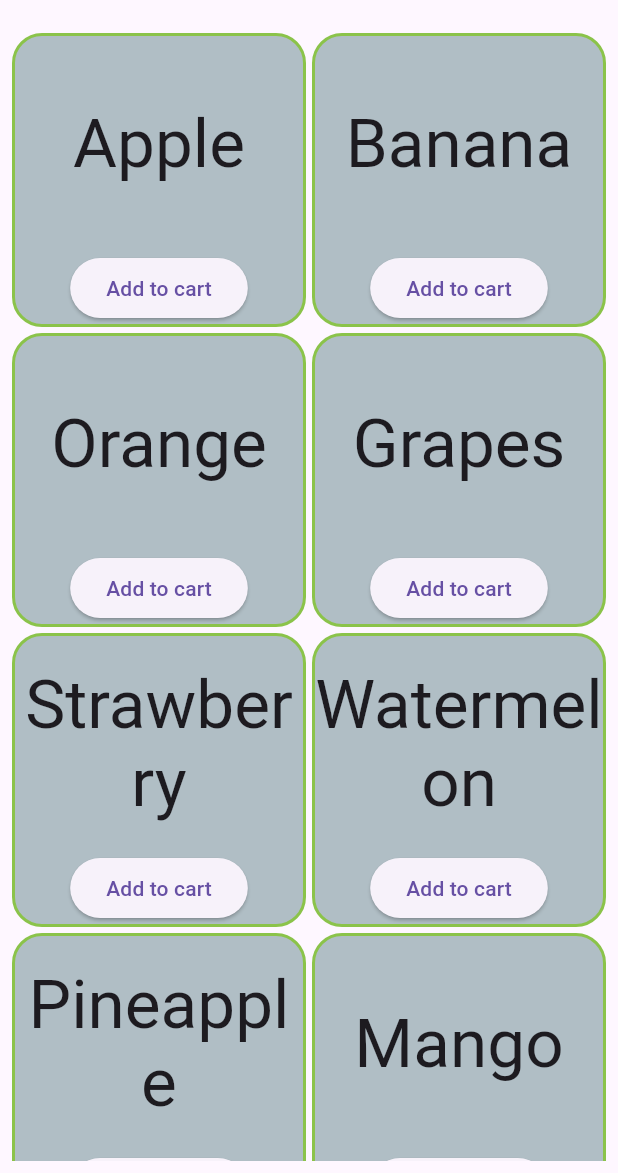
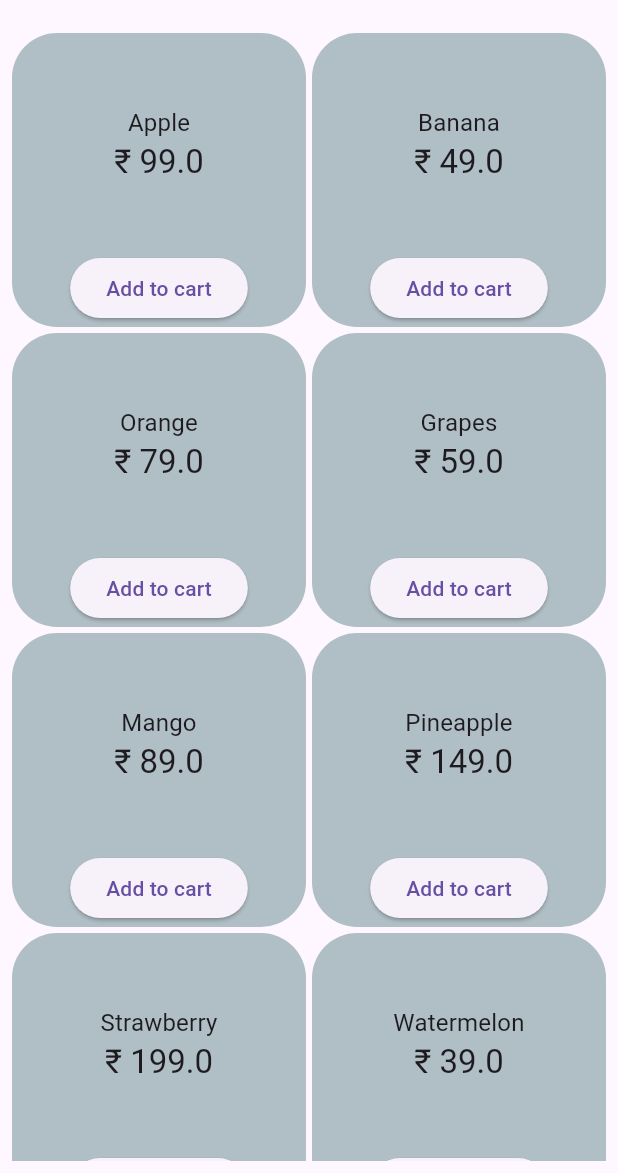
Before and after one commit to MudeNalinNaik/my_cart, a Flutter app: the screen it shows after launch, on a phone screen of 412 x 824 dp, the part 63-1236 px from its top. Run offline on Flutter 3.47's test engine with Material 3 defaults, Android fonts, the phone set to English and light mode, and no system bars; missing offline and left inert: dart:js.

Commit message:
cart item quantity added

```diff
--- /dev/null
+++ b/lib/model/list_model.dart
@@ -0,0 +1,8 @@
+class ListModel{
+  final String name;
+  final double price;
+   int quantity;
+
+  ListModel({required this.name, required this.price, required this.quantity});
+
+}
--- a/lib/screens/home_screen/home_screen.dart
+++ b/lib/screens/home_screen/home_screen.dart
@@ -1,7 +1,7 @@
-import 'package:flutter/cupertino.dart';
 import 'package:flutter/material.dart';
-import 'package:flutter/widgets.dart';
+import 'package:my_cart/model/list_model.dart';
 import 'package:my_cart/screens/cart_screen.dart';
+import 'package:my_cart/utilities/common_list.dart';
 
 class HomeScreen extends StatefulWidget {
   const HomeScreen({Key? key}) : super(key: key);
@@ -11,40 +11,7 @@ class HomeScreen extends StatefulWidget {
 }
 
 class _HomeScreenState extends State<HomeScreen> {
-  List<String> names = [
-    'Apple',
-    'Banana',
-    'Orange',
-    'Grapes',
-    'Strawberry',
-    'Watermelon',
-    'Pineapple',
-    'Mango',
-    'Kiwi',
-    'Peach',
-    'Stripes',
-    'Polka Dots',
-    'Floral',
-    'Geometric',
-    'Abstract',
-    'Animal Print',
-    'Tie-Dye',
-    'Ombre',
-    'Plaid',
-    'Checkered',
-    'Milk',
-    'Eggs',
-    'Bread',
-    'Butter',
-    'Cheese',
-    'Yogurt',
-    'Cereal',
-    'Rice',
-    'Pasta',
-    'Flour',
-  ];
-
-  List<String> cartItems = [];
+  List<ListModel> cartItems = [];
 
   @override
   Widget build(BuildContext context) {
@@ -62,12 +29,15 @@ class _HomeScreenState extends State<HomeScreen> {
                          fontWeight: FontWeight.bold ),),
                     IconButton(
                       icon: const Icon(Icons.shopping_cart),
-                      onPressed: () {
-                        Navigator.of(context).push(MaterialPageRoute(
+                      onPressed: () async{
+                        cartItems = await Navigator.of(context).push(MaterialPageRoute(
                           builder: (BuildContext context) => CartScreen(
                             cartItems: cartItems,
                           ),
                         ));
+                        setState(() {
+
+                        });
                       },
                     ),
                   ],
@@ -80,7 +50,7 @@ class _HomeScreenState extends State<HomeScreen> {
       body: Padding(
         padding: const EdgeInsets.all(8.0),
         child: GridView.builder(
-          itemCount: names.length,
+          itemCount: ComList.names.length,
           gridDelegate: const SliverGridDelegateWithFixedCrossAxisCount(
             crossAxisCount: 2,
             crossAxisSpacing: 4.0,
@@ -91,32 +61,44 @@ class _HomeScreenState extends State<HomeScreen> {
               decoration: BoxDecoration(
                 color: Colors.blueGrey.shade200,
                 border: Border.all(width: 2,
-                  color: cartItems.contains(names[index])
-                      ? Colors.purple :Colors.lightGreen,
+                  color: cartItems.contains(ComList.names[index])
+                      ? Colors.purple
+                      : Colors.transparent,
                 ),
-                borderRadius: const BorderRadius.all(Radius.circular(20)),
+                borderRadius: const BorderRadius.all(Radius.circular(30)),
               ),
               child: Column(
                 children: [
                   Expanded(
-                    child: Center(
-                      child: Text(
-                        names[index],
-                        textAlign: TextAlign.center,
-                        style: Theme.of(context).textTheme.displayMedium
-                            ?.copyWith(fontWeight: cartItems.contains(names[index])
-                            ? FontWeight.bold : FontWeight.normal),
-                      ),
+                    child: Column(
+                      mainAxisAlignment: MainAxisAlignment.center,
+                      crossAxisAlignment: CrossAxisAlignment.center,
+                      children: [
+                        Text(
+                          ComList.names[index].name,
+                          textAlign: TextAlign.center,
+                          style: Theme.of(context).textTheme.titleMedium
+                              ?.copyWith(fontWeight: cartItems.contains(ComList.names[index])
+                              ? FontWeight.bold : FontWeight.normal),
+                        ),
+                        Text(
+                          "₹ ${ComList.names[index].price}",
+                          textAlign: TextAlign.center,
+                          style: Theme.of(context).textTheme.titleLarge
+                              ?.copyWith(fontWeight: cartItems.contains(ComList.names[index])
+                              ? FontWeight.bold : FontWeight.normal),
+                        ),
+                      ],
                     ),
                   ),
                   ElevatedButton(
                     onPressed: () {
-                      cartItems.contains(names[index])
-                          ? cartItems.remove(names[index])
-                          : cartItems.contains(names[index]);
+                      cartItems.contains(ComList.names[index])
+                          ? cartItems.remove(ComList.names[index])
+                          : cartItems.add(ComList.names[index]);
                       setState(() {});
                     },
-                    child: cartItems.contains(names[index])
+                    child: cartItems.contains(ComList.names[index])
                         ? const Text('Remove from cart')
                         : const Text('Add to cart'),
                   ),
--- /dev/null
+++ b/lib/utilities/common_list.dart
@@ -0,0 +1,54 @@
+import 'package:my_cart/model/list_model.dart';
+
+class ComList{
+
+  static List<ListModel> names = [
+    ListModel(name: 'Apple', price: 99, quantity: 1),
+    ListModel(name: 'Banana', price: 49, quantity: 1),
+    ListModel(name: 'Orange', price: 79, quantity: 1),
+    ListModel(name: 'Grapes', price: 59, quantity: 1),
+    ListModel(name: 'Mango', price: 89, quantity: 1),
+    ListModel(name: 'Pineapple', price: 149, quantity: 1),
+    ListModel(name: 'Strawberry', price: 199, quantity: 1),
+    ListModel(name: 'Watermelon', price: 39, quantity: 1),
+    ListModel(name: 'Blueberry', price: 229, quantity: 1),
+    ListModel(name: 'Peach', price: 109, quantity: 1),
+    ListModel(name: 'Pear', price: 69, quantity: 1),
+    ListModel(name: 'Cherry', price: 259, quantity: 1),
+    ListModel(name: 'Kiwi', price: 149, quantity: 1),
+    ListModel(name: 'Papaya', price: 99, quantity: 1),
+    ListModel(name: 'Lemon', price: 29, quantity: 1),
+    ListModel(name: 'Avocado', price: 189, quantity: 1),
+    ListModel(name: 'Pomegranate', price: 119, quantity: 1),
+    ListModel(name: 'Lychee', price: 149, quantity: 1),
+    ListModel(name: 'Plum', price: 79, quantity: 1),
+    ListModel(name: 'Apricot', price: 99, quantity: 1),
+    ListModel(name: 'Blackberry', price: 299, quantity: 1),
+    ListModel(name: 'Raspberry', price: 279, quantity: 1),
+    ListModel(name: 'Cantaloupe', price: 49, quantity: 1),
+    ListModel(name: 'Coconut', price: 89, quantity: 1),
+    ListModel(name: 'Fig', price: 179, quantity: 1),
+    ListModel(name: 'Guava', price: 59, quantity: 1),
+    ListModel(name: 'Jackfruit', price: 99, quantity: 1),
+    ListModel(name: 'Lime', price: 39, quantity: 1),
+    ListModel(name: 'Mandarin', price: 79, quantity: 1),
+    ListModel(name: 'Nectarine', price: 89, quantity: 1),
+    ListModel(name: 'Passion Fruit', price: 199, quantity: 1),
+    ListModel(name: 'Cranberry', price: 249, quantity: 1),
+    ListModel(name: 'Durian', price: 299, quantity: 1),
+    ListModel(name: 'Dragon Fruit', price: 159, quantity: 1),
+    ListModel(name: 'Gooseberry', price: 139, quantity: 1),
+    ListModel(name: 'Mulberry', price: 179, quantity: 1),
+    ListModel(name: 'Persimmon', price: 119, quantity: 1),
+    ListModel(name: 'Starfruit', price: 149, quantity: 1),
+    ListModel(name: 'Tangerine', price: 59, quantity: 1),
+    ListModel(name: 'Ugli Fruit', price: 129, quantity: 1),
+    ListModel(name: 'Pomelo', price: 199, quantity: 1),
+    ListModel(name: 'Quince', price: 109, quantity: 1),
+    ListModel(name: 'Soursop', price: 189, quantity: 1),
+    ListModel(name: 'Tamarillo', price: 169, quantity: 1),
+    ListModel(name: 'Yuzu', price: 299, quantity: 1),
+  ];
+
+
+}
```
Also changed, not shown: lib/screens/cart_screen.dart (+78 -11 lines).
